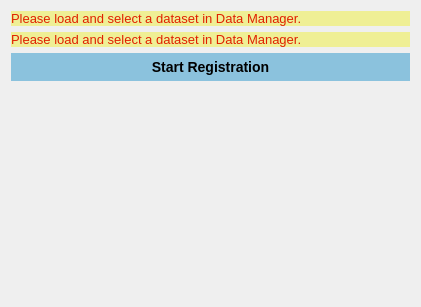
The window that Plugins/inova.registration.views.rigidregistration/src/internal/RegistrationPluginControls.ui (simedcn/mitkapps) describes before a commit, drawn with Qt 5.
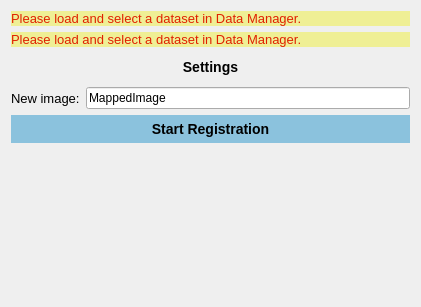
The same window after the commit.

Commit message: - Merge OrganPrint and POPE - Registrations: copy properties from the original image - RegistrationStepSelector: change the order

What changed in the file:
```diff
--- a/Plugins/inova.registration.views.rigidregistration/src/internal/RegistrationPluginControls.ui
+++ b/Plugins/inova.registration.views.rigidregistration/src/internal/RegistrationPluginControls.ui
@@ -127,6 +127,46 @@
      </item>
     </layout>
    </item>
+   <item>
+    <widget class="QPushButton" name="pushButton_Settings">
+     <property name="styleSheet">
+      <string notr="true"/>
+     </property>
+     <property name="text">
+      <string>Settings</string>
+     </property>
+    </widget>
+   </item>
+   <item>
+    <layout class="QHBoxLayout" name="horizontalLayout_3">
+     <property name="spacing">
+      <number>6</number>
+     </property>
+     <item>
+      <widget class="QLabel" name="label_Reg">
+       <property name="text">
+        <string>New image:</string>
+       </property>
+      </widget>
+     </item>
+     <item>
+      <widget class="QLineEdit" name="label_NewImageName">
+       <property name="enabled">
+        <bool>true</bool>
+       </property>
+       <property name="text">
+        <string>MappedImage</string>
+       </property>
+       <property name="readOnly">
+        <bool>true</bool>
+       </property>
+       <property name="placeholderText">
+        <string/>
+       </property>
+      </widget>
+     </item>
+    </layout>
+   </item>
    <item>
     <layout class="QVBoxLayout" name="verticalLayout_2">
      <item>
```
The commit also changes 65 other files.
